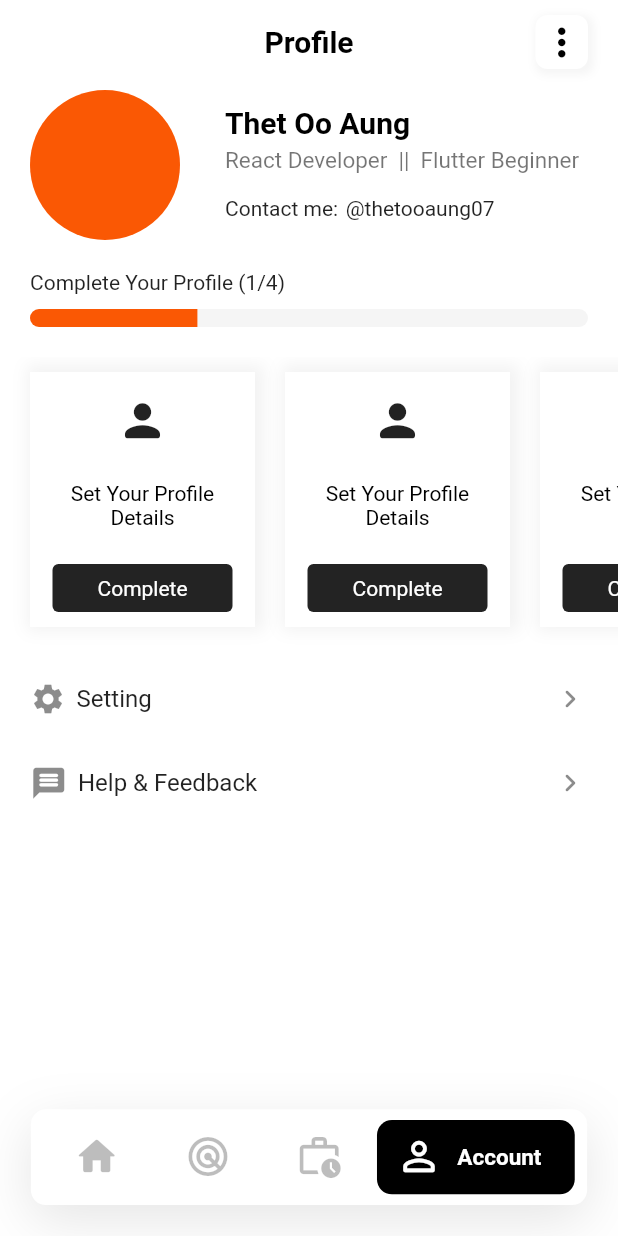
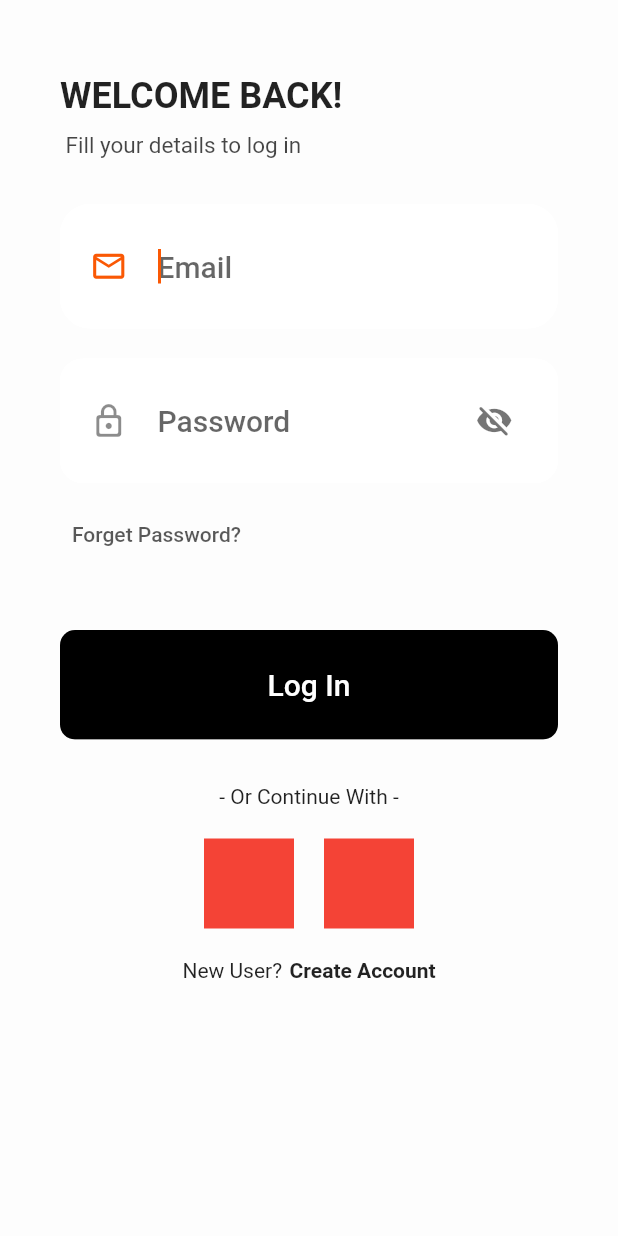
Before and after one commit to thetooaung07/job-portal, a Flutter app: the screen it shows after launch, on a phone screen of 412 x 824 dp. Run offline on Flutter 3.47's test engine with Material 2 defaults, Android fonts, the light colour scheme and no system bars; our stand-ins replace cloud_firestore, flutter_svg, get; accounts and stored records are empty; Roboto replaces fonts that are missing (Circular).

Commit message:
create login page

```diff
--- /dev/null
+++ b/lib/controller/auth_page_controller.dart
@@ -0,0 +1,37 @@
+import 'package:flutter/cupertino.dart';
+import 'package:get/get.dart';
+
+class LoginPageController extends GetxController {
+  final TextEditingController usernameEditingController =
+      TextEditingController();
+  final TextEditingController passwordEditingController =
+      TextEditingController();
+
+  final FocusNode passowrdFocusNode = FocusNode();
+
+  RxBool isObscure = true.obs;
+
+  void togglePasswordEye() {
+    print("Ontap");
+    isObscure.value = !isObscure.value;
+  }
+}
+
+class CreateAccountPageController extends GetxController {
+  final TextEditingController usernameEditingController =
+      TextEditingController();
+  final TextEditingController passwordEditingController =
+      TextEditingController();
+  final TextEditingController emailEditingController = TextEditingController();
+  final TextEditingController cPassEditingController = TextEditingController();
+
+  final FocusNode passowrdFocusNode = FocusNode();
+  final FocusNode cPassowrdFocusNode = FocusNode();
+  final FocusNode emailFocusNode = FocusNode();
+
+  RxBool isObscure = true.obs;
+
+  void togglePasswordEye() {
+    isObscure.value = !isObscure.value;
+  }
+}
--- a/lib/routes/routes.dart
+++ b/lib/routes/routes.dart
@@ -4,6 +4,8 @@ import 'package:job_portal/main.dart';
 import 'package:job_portal/view/account_page.dart';
 import 'package:job_portal/view/applications_page.dart';
 import 'package:job_portal/view/applied_page.dart';
+import 'package:job_portal/view/login/create_account_page.dart';
+import 'package:job_portal/view/login/login_page.dart';
 import 'package:job_portal/view/job_details_page.dart';
 import 'package:job_portal/view/jobs_page.dart';
 import 'package:job_portal/view/nearby_page.dart';
@@ -22,13 +24,19 @@ class RouteNames {
   static String nearby = "/nearby";
   static String account = "/account";
   static String applied = "/applied";
+  static String createAccount = "/create-new-account";
 }
 
 routes() => [
       GetPage(
         name: RouteNames.home,
         // binding: HomePageBinding(),
-        page: () => const HomePage(),
+        page: () => const LoginPage(),
+      ),
+      GetPage(
+        name: RouteNames.createAccount,
+        // binding: HomePageBinding(),
+        page: () => const CreateAccountPage(),
       ),
       GetPage(
         name: RouteNames.popularJobs,
--- /dev/null
+++ b/lib/view/login/login_page.dart
@@ -0,0 +1,231 @@
+import 'package:flutter/material.dart';
+import 'package:get/get.dart';
+import 'package:job_portal/constants.dart';
+import 'package:job_portal/controller/auth_page_controller.dart';
+import 'package:job_portal/routes/routes.dart';
+
+class LoginPage extends GetView<LoginPageController> {
+  const LoginPage({Key? key}) : super(key: key);
+
+  @override
+  Widget build(BuildContext context) {
+    Get.put(LoginPageController());
+    return Scaffold(
+      backgroundColor: themeBgMainColor,
+      body: Container(
+        margin: EdgeInsets.symmetric(
+          horizontal: 40,
+        ),
+        child: Column(
+          children: [
+            Column(
+              crossAxisAlignment: CrossAxisAlignment.start,
+              children: [
+                SizedBox(
+                  height: 50,
+                ),
+                Text(
+                  "WELCOME BACK!",
+                  style: TextStyle(
+                    fontSize: 24,
+                    fontWeight: FontWeight.bold,
+                  ),
+                ),
+                SizedBox(
+                  height: 10,
+                ),
+                Text(
+                  " Fill your details to log in",
+                  style: kBulletListTextStyle,
+                ),
+                Container(
+                  margin: EdgeInsets.symmetric(vertical: 30),
+                  child: Form(
+                    child: Column(
+                      crossAxisAlignment: CrossAxisAlignment.start,
+                      children: [
+                        //Username
+                        TextFormField(
+                          autofocus: true,
+                          controller: controller.usernameEditingController,
+                          onEditingComplete:
+                              controller.passowrdFocusNode.requestFocus,
+                          style: TextStyle(
+                            fontSize: 20,
+                            color: Colors.black54,
+                            fontWeight: FontWeight.w500,
+                          ),
+                          decoration: InputDecoration(
+                            focusColor: Colors.black,
+                            isDense: true,
+                            contentPadding: EdgeInsets.symmetric(
+                                horizontal: 20, vertical: 30),
+                            hoverColor: Colors.transparent,
+                            enabledBorder: OutlineInputBorder(
+                                borderRadius: BorderRadius.circular(20),
+                                borderSide: BorderSide(
+                                  color: Colors.white,
+                                  width: 1,
+                                )),
+                            focusedBorder: OutlineInputBorder(
+                                borderRadius: BorderRadius.circular(20),
+                                borderSide: BorderSide(
+                                  color: Colors.white,
+                                  width: 2,
+                                )),
+                            filled: true,
+                            fillColor: Colors.white,
+                            prefixIcon: Padding(
+                              padding:
+                                  const EdgeInsets.only(left: 20, right: 20),
+                              child: Icon(
+                                Icons.email_outlined,
+                                size: 25,
+                              ),
+                            ),
+                            hintText: "Email",
+                          ),
+                        ),
+                        SizedBox(
+                          height: 20,
+                        ),
+
+                        //Password
+                        Obx(
+                          () => TextFormField(
+                            obscureText: controller.isObscure.value,
+                            focusNode: controller.passowrdFocusNode,
+                            controller: controller.passwordEditingController,
+                            style: TextStyle(
+                              fontSize: 20,
+                              color: Colors.black54,
+                              fontWeight: FontWeight.w500,
+                            ),
+                            decoration: InputDecoration(
+                              isDense: true,
+                              contentPadding: EdgeInsets.symmetric(
+                                  horizontal: 20, vertical: 30),
+                              hoverColor: Colors.transparent,
+                              enabledBorder: OutlineInputBorder(
+                                  borderRadius: BorderRadius.circular(15),
+                                  borderSide: BorderSide(
+                                    color: Colors.white,
+                                    width: 1,
+                                  )),
+                              focusedBorder: OutlineInputBorder(
+                                  borderRadius: BorderRadius.circular(15),
+                                  borderSide: BorderSide(
+                                    color: Colors.white,
+                                    width: 2,
+                                  )),
+                              filled: true,
+                              fillColor: Colors.white,
+                              prefixIcon: Padding(
+                                padding:
+                                    const EdgeInsets.only(left: 20, right: 20),
+                                child: Icon(
+                                  Icons.lock_outline_rounded,
+                                  size: 25,
+                                ),
+                              ),
+                              suffixIcon: Padding(
+                                padding:
+                                    const EdgeInsets.only(left: 20, right: 30),
+                                child: GestureDetector(
+                                  onTap: (() => controller.togglePasswordEye()),
+                                  child: Icon(
+                                    controller.isObscure.value
+                                        ? Icons.visibility_off_rounded
+                                        : Icons.visibility_rounded,
+                                    color: Colors.black54,
+                                    size: 25,
+                                  ),
+                                ),
+                              ),
+                              hintText: "Password",
+                            ),
+                          ),
+                        ),
+                        SizedBox(
+                          height: 10,
+                        ),
+                        //Forget Password
+                        TextButton(
+                          style: TextButton.styleFrom(
+                            // splashFactory: NoSplash.splashFactory,
+                            primary: Color.fromARGB(166, 0, 0, 0),
+                          ),
+                          onPressed: () {},
+                          child: Text("Forget Password?"),
+                        ),
+
+                        SizedBox(
+                          height: 40,
+                        ),
+                        ClipRRect(
+                          borderRadius: BorderRadius.circular(10),
+                          child: ElevatedButton(
+                              style: ElevatedButton.styleFrom(
+                                primary: Colors.black,
+                                padding: EdgeInsets.symmetric(vertical: 25),
+                              ),
+                              onPressed: () {},
+                              child: Center(
+                                child: Text(
+                                  "Log In",
+                                  style: TextStyle(fontSize: 20),
+                                ),
+                              )),
+                        )
+                      ],
+                    ),
+                  ),
+                )
+              ],
+            ),
+            Column(
+              children: [
+                Text("- Or Continue With -"),
+                Row(
+                  mainAxisAlignment: MainAxisAlignment.center,
+                  children: [
+                    Container(
+                      height: 60,
+                      width: 60,
+                      color: Colors.red,
+                      margin:
+                          EdgeInsets.symmetric(horizontal: 10, vertical: 20),
+                    ),
+                    Container(
+                      height: 60,
+                      width: 60,
+                      color: Colors.red,
+                      margin:
+                          EdgeInsets.symmetric(horizontal: 10, vertical: 20),
+                    ),
+                  ],
+                ),
+                Row(
+                  mainAxisAlignment: MainAxisAlignment.center,
+                  children: [
+                    Text("New User?"),
+                    SizedBox(
+                      width: 5,
+                    ),
+                    GestureDetector(
+                      onTap: () => Get.toNamed(RouteNames.createAccount),
+                      child: Text(
+                        "Create Account",
+                        style: TextStyle(fontWeight: FontWeight.bold),
+                      ),
+                    ),
+                  ],
+                )
+              ],
+            ),
+          ],
+        ),
+      ),
+    );
+  }
+}
```
Also changed, not shown: lib/main.dart (+0 -29 lines), lib/view/login/create_account_page.dart (added, +328 -0 lines), 1 other file.
